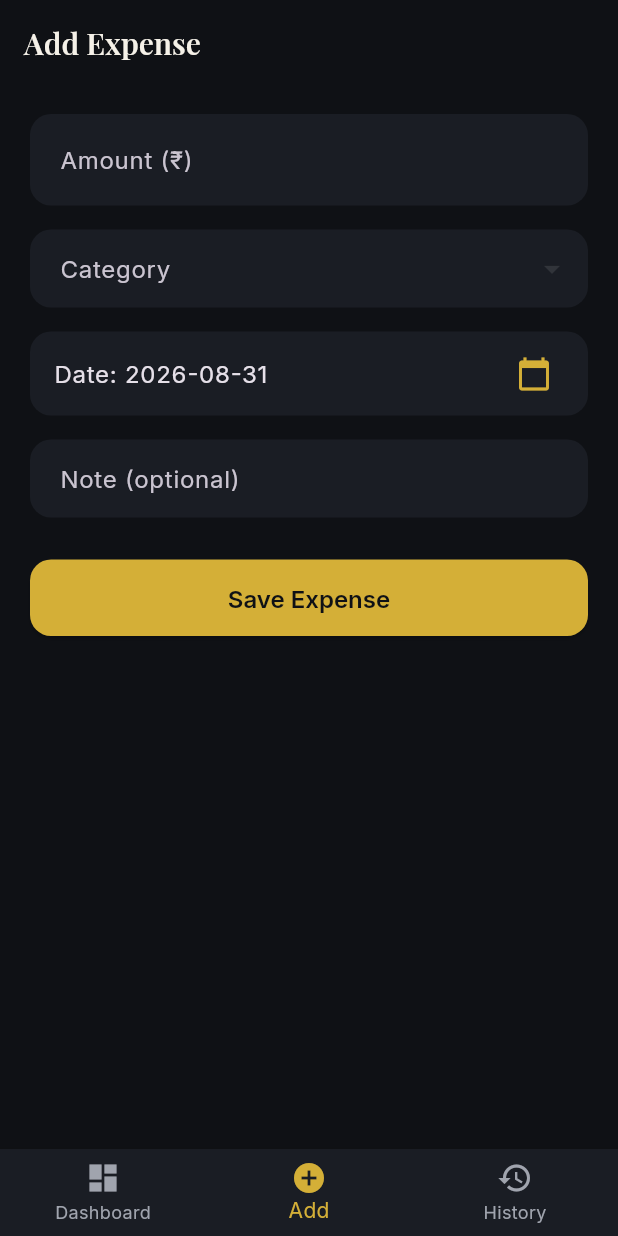
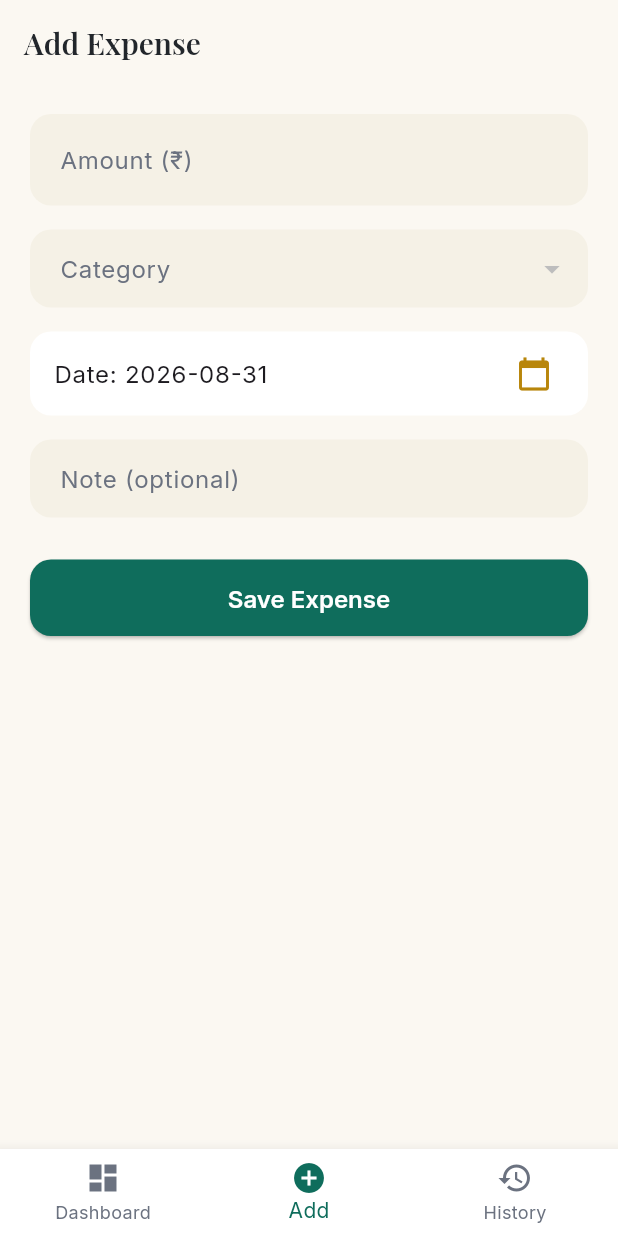
Before and after one commit to bhushangalande75-star/expense-tracker, a Flutter app: the screen it shows after launch, item 2 of the bottom bar chosen, on a phone screen of 412 x 824 dp. Run offline on Flutter 3.47's test engine with Material 3 defaults, Android fonts, the phone set to English and light mode, and no system bars; our stand-ins replace fl_chart, google_fonts; network calls fail.

Commit message:
Switch to light luxurious theme, add app icon, fix internet permission

```diff
--- a/mobile_app/lib/main.dart
+++ b/mobile_app/lib/main.dart
@@ -16,7 +16,7 @@ class ExpenseTrackerApp extends StatelessWidget {
     return MaterialApp(
       title: 'Expense Tracker',
       debugShowCheckedModeBanner: false,
-      theme: AppTheme.dark,
+      theme: AppTheme.light,
       home: const RootNav(),
     );
   }
--- a/mobile_app/lib/theme.dart
+++ b/mobile_app/lib/theme.dart
@@ -1,26 +1,32 @@
 import 'package:flutter/material.dart';
 import 'package:google_fonts/google_fonts.dart';
 
-/// A "luxurious" dark + gold theme: deep charcoal backgrounds,
-/// gold accents, and serif display type for a premium feel.
+/// A light, luxurious theme: warm ivory backgrounds, a deep emerald-teal
+/// accent (matching the app icon), and gold highlights for a premium,
+/// airy feel instead of a dark/nightclub look.
 class AppTheme {
-  static const Color background = Color(0xFF0F1115);
-  static const Color surface = Color(0xFF1A1D24);
-  static const Color card = Color(0xFF20242D);
-  static const Color gold = Color(0xFFD4AF37);
-  static const Color goldMuted = Color(0xFFB89430);
-  static const Color textPrimary = Color(0xFFF5F1E8);
-  static const Color textSecondary = Color(0xFFA0A4AE);
-  static const Color danger = Color(0xFFE05D5D);
-  static const Color success = Color(0xFF4CAF7D);
+  static const Color background = Color(0xFFFBF8F2); // warm ivory
+  static const Color surface = Color(0xFFFFFFFF);
+  static const Color card = Color(0xFFFFFFFF);
+  static const Color cardBorder = Color(0xFFEAE3D3);
 
-  static ThemeData get dark {
-    final base = ThemeData.dark(useMaterial3: true);
+  static const Color gold = Color(0xFFB8860B); // deeper gold, reads well on light bg
+  static const Color goldMuted = Color(0xFFD4AF37);
+  static const Color emerald = Color(0xFF0F6D5C); // matches the icon's teal-green
+  static const Color emeraldLight = Color(0xFF17A589);
+
+  static const Color textPrimary = Color(0xFF22262B);
+  static const Color textSecondary = Color(0xFF6B7280);
+  static const Color danger = Color(0xFFC0392B);
+  static const Color success = Color(0xFF1F8A55);
+
+  static ThemeData get light {
+    final base = ThemeData.light(useMaterial3: true);
     return base.copyWith(
       scaffoldBackgroundColor: background,
       colorScheme: base.colorScheme.copyWith(
-        primary: gold,
-        secondary: goldMuted,
+        primary: emerald,
+        secondary: gold,
         surface: surface,
         error: danger,
       ),
@@ -36,6 +42,7 @@ class AppTheme {
           color: textPrimary,
         ),
         bodyMedium: GoogleFonts.inter(color: textSecondary),
+        bodyLarge: GoogleFonts.inter(color: textPrimary),
       ),
       appBarTheme: AppBarTheme(
         backgroundColor: background,
@@ -45,24 +52,25 @@ class AppTheme {
           fontWeight: FontWeight.w600,
           color: textPrimary,
         ),
-        iconTheme: const IconThemeData(color: gold),
+        iconTheme: const IconThemeData(color: emerald),
+        surfaceTintColor: Colors.transparent,
       ),
       cardTheme: CardThemeData(
         color: card,
         elevation: 0,
         shape: RoundedRectangleBorder(
           borderRadius: BorderRadius.circular(20),
-          side: const BorderSide(color: Color(0xFF2D3140), width: 1),
+          side: const BorderSide(color: cardBorder, width: 1),
         ),
       ),
       floatingActionButtonTheme: const FloatingActionButtonThemeData(
-        backgroundColor: gold,
-        foregroundColor: Color(0xFF0F1115),
+        backgroundColor: emerald,
+        foregroundColor: Colors.white,
       ),
       elevatedButtonTheme: ElevatedButtonThemeData(
         style: ElevatedButton.styleFrom(
-          backgroundColor: gold,
-          foregroundColor: const Color(0xFF0F1115),
+          backgroundColor: emerald,
+          foregroundColor: Colors.white,
           padding: const EdgeInsets.symmetric(vertical: 16, horizontal: 24),
           shape: RoundedRectangleBorder(borderRadius: BorderRadius.circular(14)),
           textStyle: GoogleFonts.inter(fontWeight: FontWeight.w600, fontSize: 16),
@@ -70,18 +78,25 @@ class AppTheme {
       ),
       inputDecorationTheme: InputDecorationTheme(
         filled: true,
-        fillColor: surface,
+        fillColor: const Color(0xFFF5F1E6),
         border: OutlineInputBorder(
           borderRadius: BorderRadius.circular(14),
           borderSide: BorderSide.none,
         ),
+        focusedBorder: OutlineInputBorder(
+          borderRadius: BorderRadius.circular(14),
+          borderSide: const BorderSide(color: emerald, width: 1.5),
+        ),
+        labelStyle: const TextStyle(color: textSecondary),
         contentPadding: const EdgeInsets.symmetric(horizontal: 16, vertical: 14),
       ),
       bottomNavigationBarTheme: const BottomNavigationBarThemeData(
         backgroundColor: surface,
-        selectedItemColor: gold,
+        selectedItemColor: emerald,
         unselectedItemColor: textSecondary,
+        elevation: 8,
       ),
+      dividerColor: cardBorder,
     );
   }
 }
```
Also changed, not shown: mobile_app/analysis_options.yaml (added, +28 -0 lines), mobile_app/pubspec.yaml (+13 -0 lines), mobile_app/assets/icon/icon.png (added), 127 other files.
